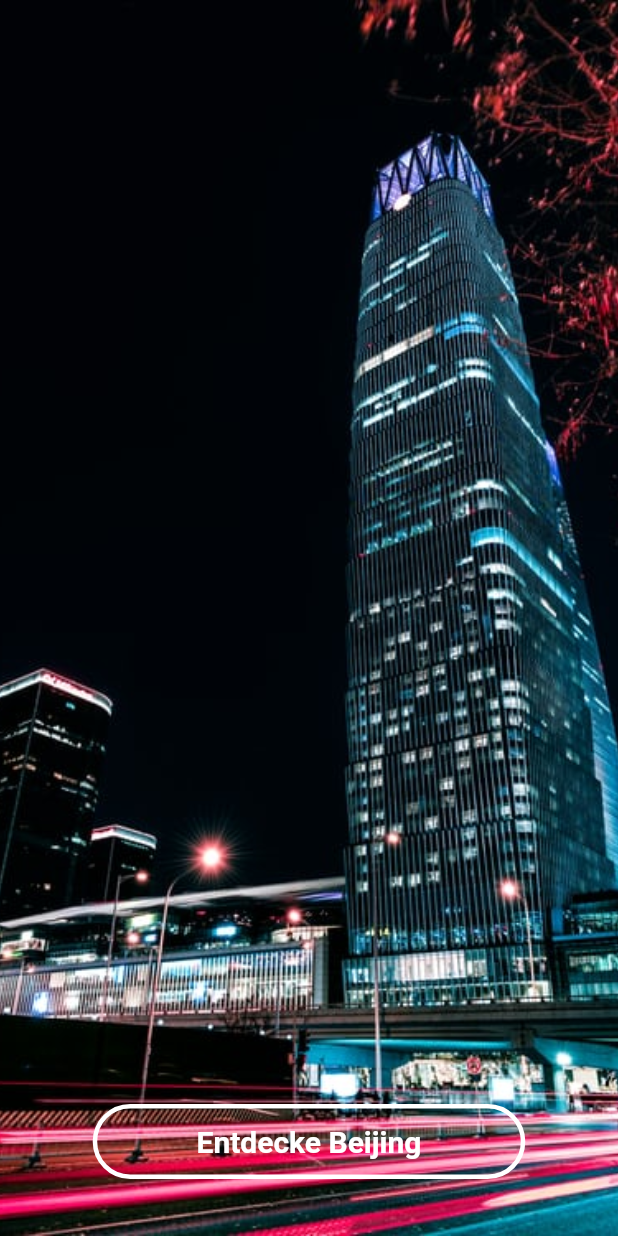
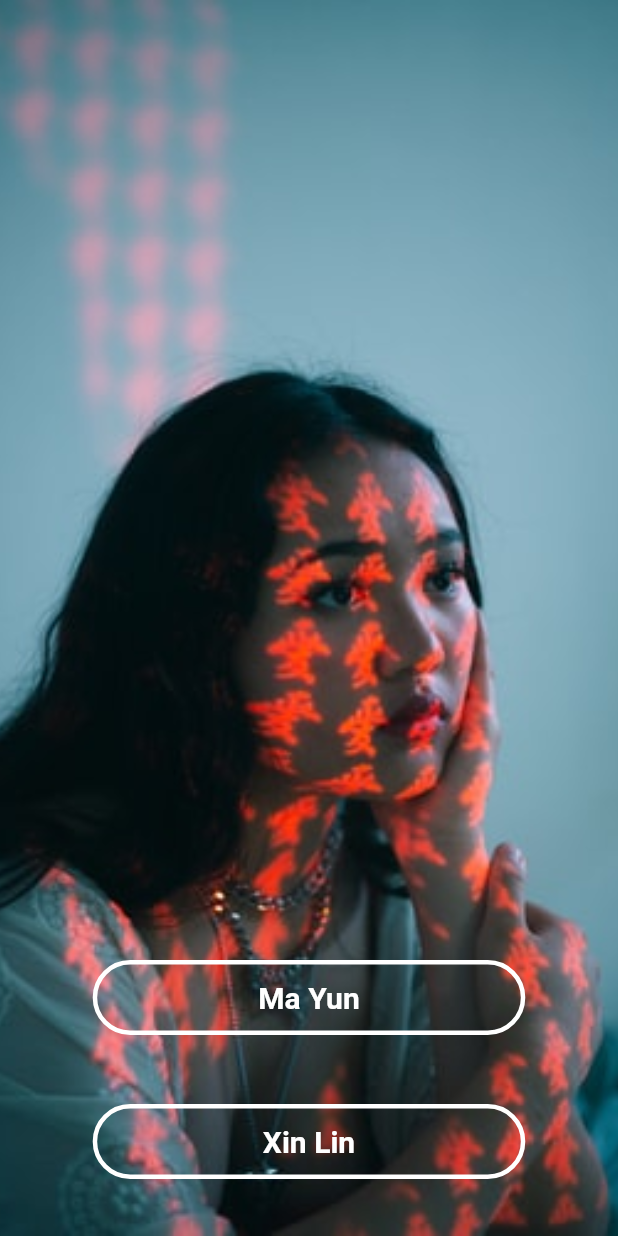
Before and after one commit to stephanxiayu/Entdecke-China, a Flutter app: the StartSeite screen opened directly, after a tap on "Menschen in China", on a phone screen of 412 x 824 dp. Run offline on Flutter 3.47's test engine with Material 2 defaults, Android fonts, the phone set to English and light mode, and no system bars; our stand-ins replace simple_animations, youtube_player_flutter.

```diff
--- a/lib/main.dart
+++ b/lib/main.dart
@@ -105,7 +105,7 @@ class _HomePageState extends State<HomePage> with TickerProviderStateMixin {
                               page.toString(),
                               style: TextStyle(
                                   color: Colors.white,
-                                  fontSize: 30,
+                                  fontSize: 50,
                                   fontWeight: FontWeight.bold),
                             ),
                             Align(
--- a/lib/menschen.dart
+++ b/lib/menschen.dart
@@ -1,4 +1,4 @@
-import 'package:china/peking.dart';
+import 'package:china/st%C3%A4dte/peking.dart';
 import 'package:flutter/cupertino.dart';
 import 'package:flutter/material.dart';
 
--- /dev/null
+++ b/lib/menschen/menschen.dart
@@ -0,0 +1,106 @@
+import 'package:china/homescreen.dart';
+import 'package:china/menschen/ma_yun.dart';
+import 'package:china/xinli.dart';
+import 'package:flutter/material.dart';
+
+class MenschenUebersicht extends StatelessWidget {
+  @override
+  Widget build(BuildContext context) {
+    return Scaffold( body: Center(
+            child: Stack(children: [
+      Container(
+        decoration: BoxDecoration(
+          image: DecorationImage(
+            image: AssetImage("lib/assets/d9.png"),
+            fit: BoxFit.cover,
+          ),
+        ),
+      ),
+      SizedBox(height: 30,),
+
+      Column(
+          crossAxisAlignment: CrossAxisAlignment.end,
+          mainAxisAlignment: MainAxisAlignment.end,
+          children: [
+            Container(
+
+              child: Column(
+                  crossAxisAlignment: CrossAxisAlignment.end,
+                  mainAxisSize: MainAxisSize.max,
+                  mainAxisAlignment: MainAxisAlignment.end,
+                  children: [
+
+                    Center(
+                      child: TextButton(
+                        onPressed: () => Navigator.push(
+                          context,
+                          MaterialPageRoute(
+                            builder: (context) => MaYun(),
+                          ),
+                        ),
+                        child: Container(
+                          decoration: BoxDecoration(
+                            color: Colors.transparent,
+                            borderRadius: BorderRadius.circular(25),
+                            border: Border.all(width: 3, color: Colors.white),
+                          ),
+                          height: 50,
+                          width: MediaQuery.of(context).size.width * 0.7,
+                          child: Center(
+                            child: Text(
+                              "Ma Yun",
+                              style: TextStyle(
+                                color: Colors.white,
+                                fontSize: 20,
+                                fontWeight: FontWeight.bold,
+                              ),
+                            ),
+                          ),
+                        ),
+                      ),
+                    ),
+                    SizedBox(height: 30),
+                  ]),
+            ),
+            Container(
+              child: Column(
+                  crossAxisAlignment: CrossAxisAlignment.end,
+                  mainAxisSize: MainAxisSize.max,
+                  mainAxisAlignment: MainAxisAlignment.end,
+                  children: [
+                    Center(
+                      child: TextButton(
+                        onPressed: () => Navigator.push(
+                          context,
+                          MaterialPageRoute(
+                            builder: (context) => XinLi(),
+                          ),
+                        ),
+                        child: Container(
+                          decoration: BoxDecoration(
+                            color: Colors.transparent,
+                            borderRadius: BorderRadius.circular(25),
+                            border: Border.all(width: 3, color: Colors.white),
+                          ),
+                          height: 50,
+                          width: MediaQuery.of(context).size.width * 0.7,
+                          child: Center(
+                            child: Text(
+                              "Xin Lin",
+                              style: TextStyle(
+                                color: Colors.white,
+                                fontSize: 20,
+                                fontWeight: FontWeight.bold,
+                              ),
+                            ),
+                          ),
+                        ),
+                      ),
+                    ),
+                    SizedBox(height: 30),
+                  ]),
+            ),])]))
+
+    );
+  }
+}
--- a/lib/startseite.dart
+++ b/lib/startseite.dart
@@ -1,4 +1,5 @@
 import 'package:china/homescreen.dart';
+import 'package:china/menschen/menschen.dart';
 import 'package:flutter/material.dart';
 
 class StartSeite extends StatelessWidget {
@@ -69,7 +70,7 @@ class StartSeite extends StatelessWidget {
                         onPressed: () => Navigator.push(
                           context,
                           MaterialPageRoute(
-                            builder: (context) => HomeScreen(),
+                            builder: (context) => MenschenUebersicht(),
                           ),
                         ),
                         child: Container(
--- a/pubspec.yaml
+++ b/pubspec.yaml
@@ -121,6 +121,7 @@ flutter:
     - lib/assets/xinli6.png
     - lib/assets/xinli7.jpg
     - lib/assets/d8.png
+    - lib/assets/d9.png
 
 
 
```
Also changed, not shown: lib/homescreen.dart (+4 -4 lines), lib/menschen/ma_yun.dart (added, +197 -0 lines), lib/menschen/xin_li.dart (added, +202 -0 lines), lib/assets/d9.png (added), lib/städte/chongqing.dart (renamed from lib/chongqing.dart), lib/städte/hongkong.dart (renamed from lib/hongkong.dart), lib/städte/peking.dart (renamed from lib/peking.dart), lib/städte/shanghaivideo.dart (renamed from lib/shanghaivideo.dart), lib/städte/shijiazhuang.dart (renamed from lib/shijiazhuang.dart).
